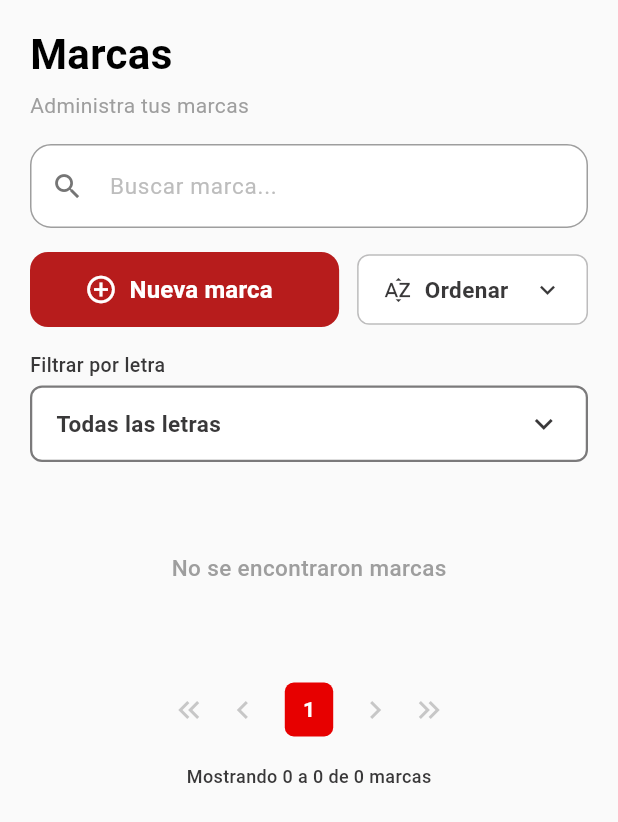
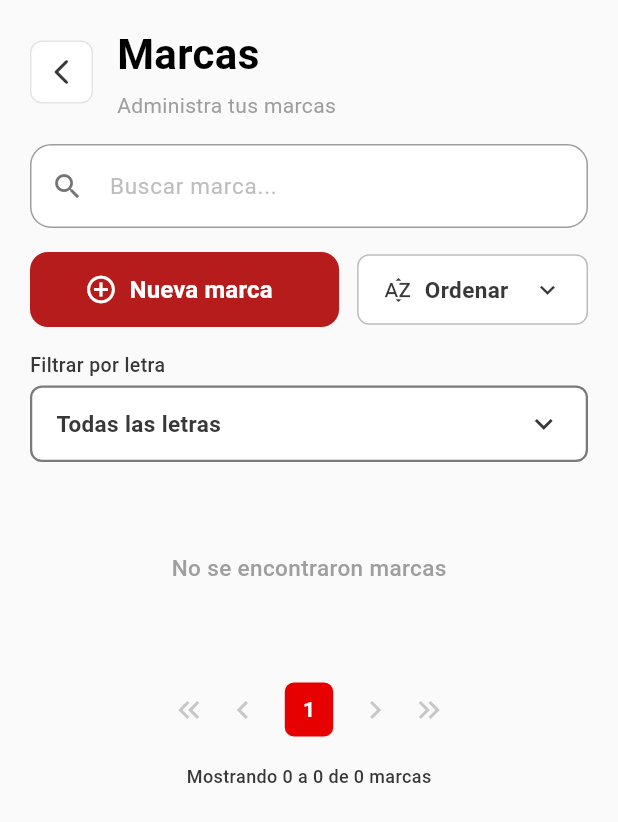
Before and after one commit to JonathanLes/variedadesjm, a Flutter app: the MarcaPage screen opened directly, on a phone screen of 412 x 824 dp. Shown: the top 822 px of the screen. Run offline on Flutter 3.47's test engine with Material 3 defaults, Android fonts, the phone set to English and light mode, and no system bars; our stand-ins replace flutter_riverpod, flutter_svg, freezed_annotation, sembast, shared_preferences; accounts and stored records are empty.

Commit message:
feat: Implementación de widgets generales para las vistas de las pantallas.
- Se ha terminado la entidad de marca:

Ya se desarrolló lo que es el dao, el service, los controllers y las vistas de la pantalla de marcas.

```diff
--- a/lib/modules/marca/boundary/pages/marca_page.dart
+++ b/lib/modules/marca/boundary/pages/marca_page.dart
@@ -15,6 +15,7 @@ import 'package:variedadesjm/modules/marca/boundary/pages/marca_form_bottom_shee
 import 'package:variedadesjm/shared/widgets/pagination/app_alphabet_filter.dart';
 import 'package:variedadesjm/shared/widgets/pagination/app_sort_filter.dart';
 import 'package:variedadesjm/shared/widgets/pagination/app_pagination.dart';
+import 'package:variedadesjm/shared/widgets/pagination/app_back_button.dart';
 
 /// Página principal del módulo de gestión de marcas.
 class MarcaPage extends ConsumerWidget {
@@ -129,7 +130,14 @@ class MarcaPage extends ConsumerWidget {
           child: Column(
             crossAxisAlignment: CrossAxisAlignment.start,
             children: [
-              const MarcaHeader(),
+              Row(
+                crossAxisAlignment: CrossAxisAlignment.center,
+                children:[
+                  const AppBackButton(),
+                  const SizedBox(width: 16),
+                  const Expanded(child: MarcaHeader(),)
+                ]
+              ),
               const SizedBox(height: 16),
               const MarcaSearchBar(),
               const SizedBox(height: 16),
--- /dev/null
+++ b/lib/shared/widgets/pagination/app_back_button.dart
@@ -0,0 +1,57 @@
+import 'package:flutter/material.dart';
+import 'package:variedadesjm/shared/themes/colors.dart';
+import 'package:variedadesjm/shared/themes/spacing.dart';
+
+/// Un widget de botón de retroceso genérico y reutilizable.
+///
+/// Muestra un botón con una flecha hacia la izquierda. Por defecto,
+/// al presionarlo ejecuta `Navigator.pop(context)` para volver a la
+/// pantalla anterior, pero este comportamiento puede ser sobreescrito
+/// utilizando el parámetro [onPressed].
+class AppBackButton extends StatelessWidget {
+  /// Callback opcional que se ejecuta al presionar el botón.
+  /// Si es nulo, se ejecutará `Navigator.pop(context)`.
+  final VoidCallback? onPressed;
+
+  /// Color opcional para el ícono de la flecha.
+  /// Si no se provee, utiliza [AppColors.graphite].
+  final Color? iconColor;
+
+  /// Crea una instancia de [AppBackButton].
+  const AppBackButton({
+    super.key,
+    this.onPressed,
+    this.iconColor,
+  });
+
+  @override
+  Widget build(BuildContext context) {
+    return InkWell(
+      // Si onPressed es nulo, ejecuta la acción de retroceso por defecto
+      onTap: onPressed ?? () {
+        if (Navigator.canPop(context)) {
+          Navigator.pop(context);
+        }
+      },
+      // Usamos el mismo radio que en AppAlphabetFilter y AppSortFilter
+      borderRadius: BorderRadius.circular(AppSpacing.radiusSm),
+      child: Container(
+        padding: const EdgeInsets.all(10.0),
+        decoration: BoxDecoration(
+          color: AppColors.white,
+          borderRadius: BorderRadius.circular(AppSpacing.radiusSm),
+          border: Border.all(
+            // ignore: deprecated_member_use
+            color: AppColors.grey.withOpacity(0.2),
+            width: 1.0,
+          ),
+        ),
+        child: Icon(
+          Icons.arrow_back_ios_new_rounded, // Una flecha moderna y limpia
+          color: iconColor ?? AppColors.graphite,
+          size: 20,
+        ),
+      ),
+    );
+  }
+}
```
